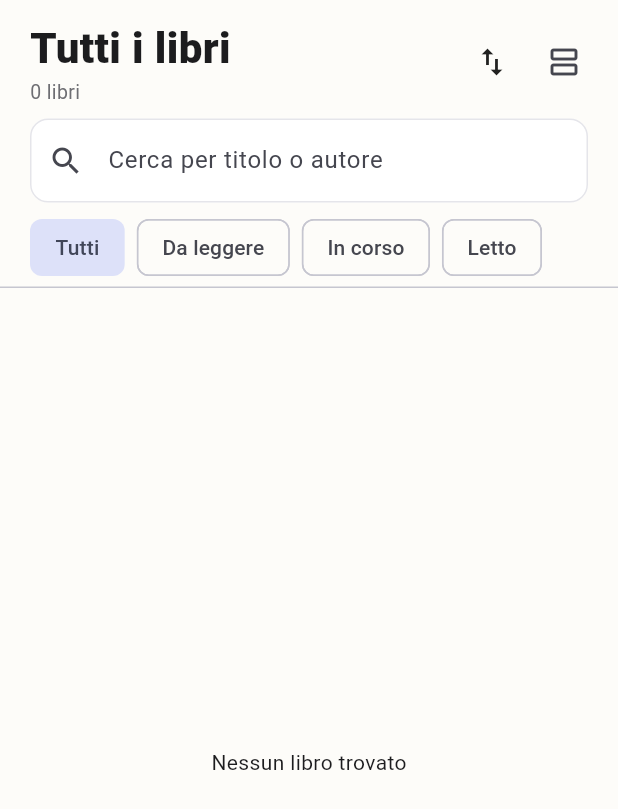
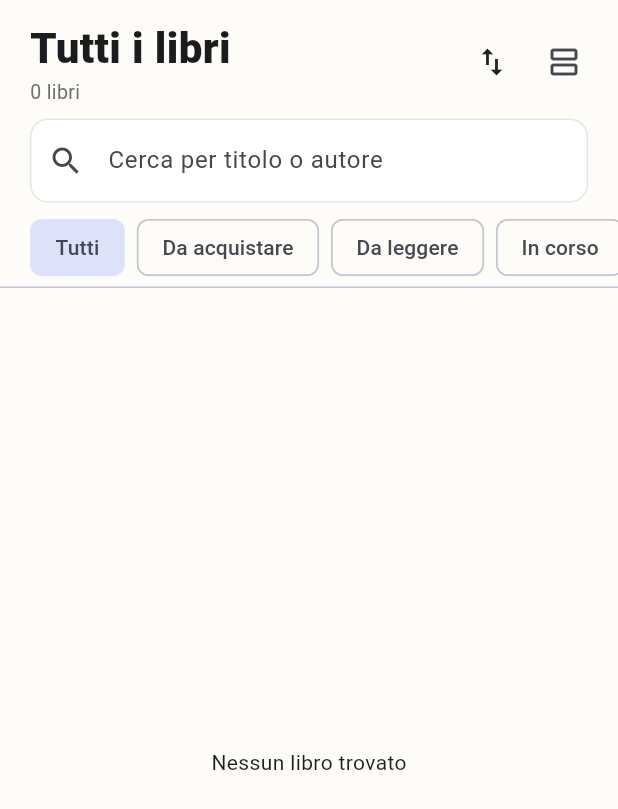
Before and after one commit to lucapedano/la-mia-biblioteca, a Flutter app: the AllBooksScreen widget shown alone on an empty page, opened directly, on a phone screen of 412 x 824 dp. Shown: the top 809 px of the screen. Run offline on Flutter 3.47's test engine with Material 3 defaults, Android fonts, the phone set to English and light mode, and no system bars; our stand-ins replace file_picker, image_picker, shared_preferences, supabase_flutter; missing offline and left inert: google_mlkit_text_recognition, mobile_scanner; accounts and stored records are empty.

Commit message:
Add books-to-buy lists
Co-authored-by: Copilot <223556219+Copilot@users.noreply.github.com>

```diff
--- a/lib/models/book.dart
+++ b/lib/models/book.dart
@@ -6,7 +6,7 @@ class Book {
   final int? year;
   final String color;
   final int? pages;
-  final String status; // to_read | reading | read
+  final String status; // to_buy | to_read | reading | read
   final String? plot;
   final String? notes;
   final String? location;
@@ -86,6 +86,7 @@ class Book {
 }
 
 const Map<String, String> kStatusLabels = {
+  'to_buy': 'Da acquistare',
   'to_read': 'Da leggere',
   'reading': 'In corso',
   'read': 'Letto',
--- a/lib/screens/all_books_screen.dart
+++ b/lib/screens/all_books_screen.dart
@@ -11,7 +11,16 @@ import 'book_detail_screen.dart';
 /// "Tutti i libri": search, sort, reading-status filter chips and a
 /// grid / compact-list toggle (same as the Expo app).
 class AllBooksScreen extends StatefulWidget {
-  const AllBooksScreen({super.key});
+  final String initialStatus;
+  final String title;
+  final bool showStatusChips;
+
+  const AllBooksScreen({
+    super.key,
+    this.initialStatus = '',
+    this.title = 'Tutti i libri',
+    this.showStatusChips = true,
+  });
 
   @override
   State<AllBooksScreen> createState() => _AllBooksScreenState();
@@ -20,6 +29,7 @@ class AllBooksScreen extends StatefulWidget {
 class _AllBooksScreenState extends State<AllBooksScreen> {
   static const _statusChips = [
     ('', 'Tutti'),
+    ('to_buy', 'Da acquistare'),
     ('to_read', 'Da leggere'),
     ('reading', 'In corso'),
     ('read', 'Letto'),
@@ -35,6 +45,7 @@ class _AllBooksScreenState extends State<AllBooksScreen> {
   @override
   void initState() {
     super.initState();
+    _status = widget.initialStatus;
     _future = _load();
   }
 
@@ -70,16 +81,16 @@ class _AllBooksScreenState extends State<AllBooksScreen> {
                 child: Column(
                   crossAxisAlignment: CrossAxisAlignment.start,
                   children: [
-                    const Text(
-                      'Tutti i libri',
-                      style:
-                          TextStyle(fontSize: 28, fontWeight: FontWeight.w800),
+                    Text(
+                      widget.title,
+                      style: const TextStyle(
+                          fontSize: 28, fontWeight: FontWeight.w800),
                     ),
                     FutureBuilder<List<Book>>(
                       future: _future,
                       builder: (context, snapshot) => snapshot.hasData
                           ? Text(
-                              '${snapshot.data!.length} libri',
+                              '${snapshot.data!.length} ${snapshot.data!.length == 1 ? 'libro' : 'libri'}',
                               style: const TextStyle(
                                 fontSize: 13,
                                 color: AppColors.muted,
@@ -129,6 +140,7 @@ class _AllBooksScreenState extends State<AllBooksScreen> {
             ),
           ),
         ),
+        if (widget.showStatusChips)
           SizedBox(
             height: 56,
             child: ListView(
```
Also changed, not shown: lib/screens/add_edit_book_screen.dart (+19 -9 lines), lib/screens/home_screen.dart (+19 -5 lines), 7 other files. Lines whose indentation alone changed are shown as unchanged.
